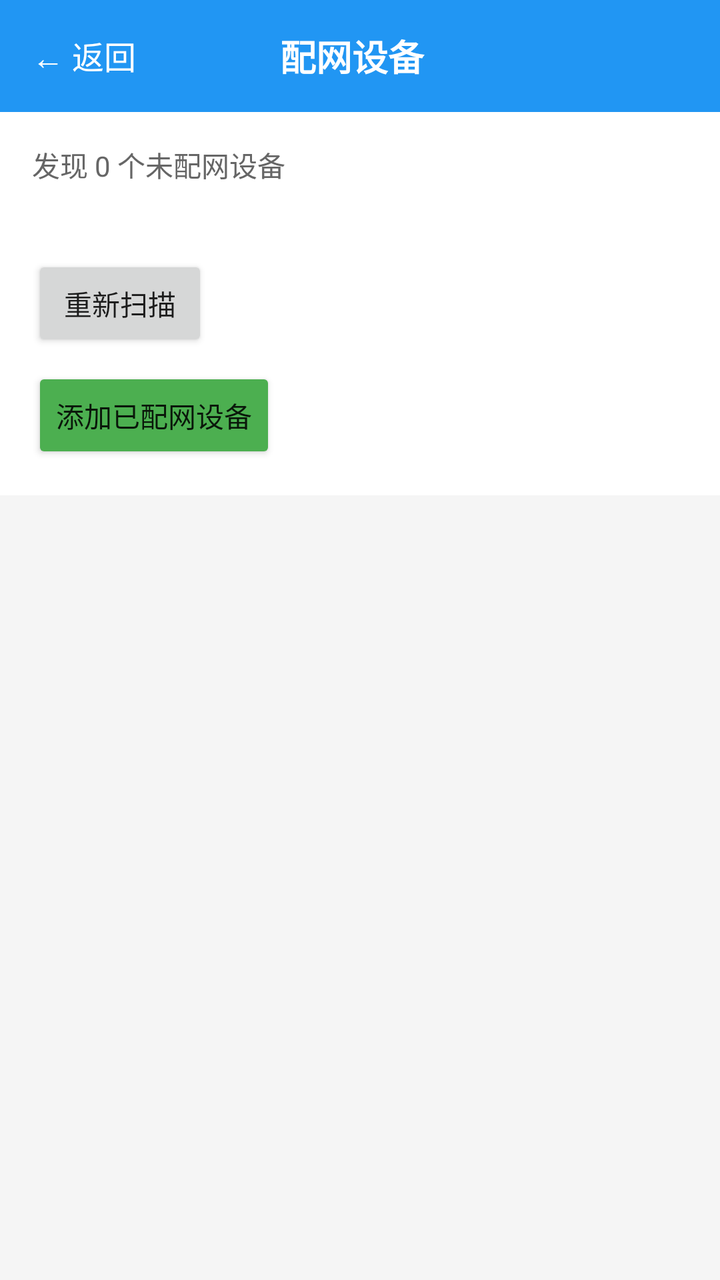
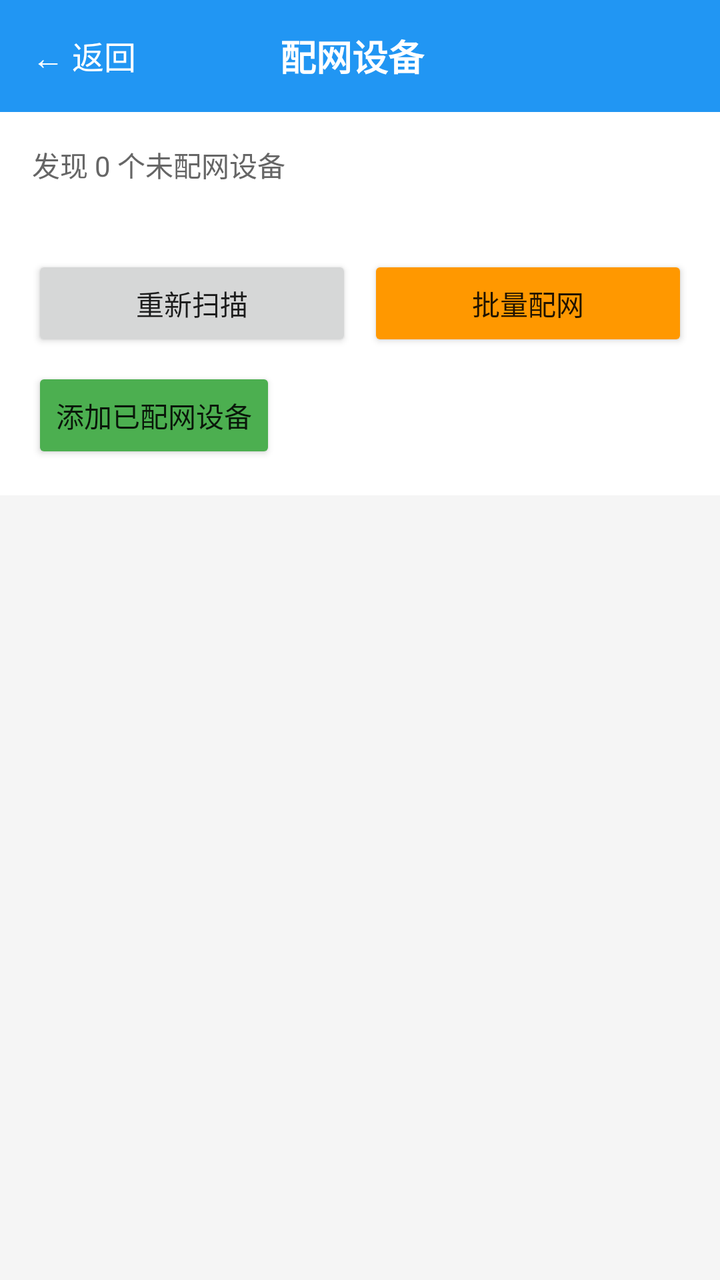

Before-and-after screenshots of an Android layout around one commit, followed by the original layout XML and the change that was made.
<!-- AndroidManifest.xml: activity theme Theme.BLE_Device_Mesh -->
<!-- res/layout/activity_provision.xml -->
<?xml version="1.0" encoding="utf-8"?>
<LinearLayout xmlns:android="http://schemas.android.com/apk/res/android"
    android:layout_width="match_parent"
    android:layout_height="match_parent"
    android:orientation="vertical"
    android:background="#F5F5F5">

    
    <LinearLayout
        android:layout_width="match_parent"
        android:layout_height="56dp"
        android:background="#2196F3"
        android:gravity="center_vertical"
        android:paddingStart="16dp"
        android:paddingEnd="16dp"
        android:orientation="horizontal">

        <TextView
            android:id="@+id/btnBack"
            android:layout_width="wrap_content"
            android:layout_height="wrap_content"
            android:text="← 返回"
            android:textColor="#FFFFFF"
            android:textSize="16sp"
            android:clickable="true"
            android:focusable="true"/>

        <TextView
            android:layout_width="0dp"
            android:layout_height="wrap_content"
            android:layout_weight="1"
            android:text="配网设备"
            android:textColor="#FFFFFF"
            android:textSize="18sp"
            android:textStyle="bold"
            android:gravity="center"/>

        <View
            android:layout_width="60dp"
            android:layout_height="1dp"/>
    </LinearLayout>

    
    <LinearLayout
        android:layout_width="match_parent"
        android:layout_height="wrap_content"
        android:orientation="vertical"
        android:padding="16dp"
        android:background="#FFFFFF">

        <TextView
            android:id="@+id/tvDeviceCount"
            android:layout_width="wrap_content"
            android:layout_height="wrap_content"
            android:text="发现 0 个未配网设备"
            android:textSize="14sp"
            android:textColor="#666666"/>

        <TextView
            android:id="@+id/tvProvisionStatus"
            android:layout_width="wrap_content"
            android:layout_height="wrap_content"
            android:layout_marginTop="8dp"
            android:text=""
            android:textSize="14sp"
            android:textColor="#2196F3"/>

        <ProgressBar
            android:id="@+id/progressBar"
            android:layout_width="match_parent"
            android:layout_height="wrap_content"
            android:layout_marginTop="8dp"
            android:visibility="gone"
            style="?android:attr/progressBarStyleHorizontal"
            android:indeterminate="true"/>

        <Button
            android:id="@+id/btnRescan"
            android:layout_width="wrap_content"
            android:layout_height="wrap_content"
            android:layout_marginTop="8dp"
            android:text="重新扫描"/>

        <Button
            android:id="@+id/btnAddProvisioned"
            android:layout_width="wrap_content"
            android:layout_height="wrap_content"
            android:layout_marginTop="8dp"
            android:text="添加已配网设备"
            android:backgroundTint="#4CAF50"/>
    </LinearLayout>

    
    <androidx.recyclerview.widget.RecyclerView
        android:id="@+id/rvUnprovisionedDevices"
        android:layout_width="match_parent"
        android:layout_height="0dp"
        android:layout_weight="1"
        android:layout_marginTop="8dp"/>

</LinearLayout>
<!-- resources referenced by this layout -->
<resources>
  <style name="Theme.BLE_Device_Mesh" parent="Theme.AppCompat.Light.NoActionBar" />
</resources>

<!-- the commit's change to res/layout/activity_provision.xml (unified diff, before → after) -->
@@ -74,12 +74,28 @@
             style="?android:attr/progressBarStyleHorizontal"
             android:indeterminate="true"/>
 
-        <Button
-            android:id="@+id/btnRescan"
-            android:layout_width="wrap_content"
+        <LinearLayout
+            android:layout_width="match_parent"
             android:layout_height="wrap_content"
             android:layout_marginTop="8dp"
-            android:text="重新扫描"/>
+            android:orientation="horizontal">
+
+            <Button
+                android:id="@+id/btnRescan"
+                android:layout_width="0dp"
+                android:layout_height="wrap_content"
+                android:layout_weight="1"
+                android:layout_marginEnd="8dp"
+                android:text="重新扫描"/>
+
+            <Button
+                android:id="@+id/btnBatchProvision"
+                android:layout_width="0dp"
+                android:layout_height="wrap_content"
+                android:layout_weight="1"
+                android:text="批量配网"
+                android:backgroundTint="#FF9800"/>
+        </LinearLayout>
 
         <Button
             android:id="@+id/btnAddProvisioned"
